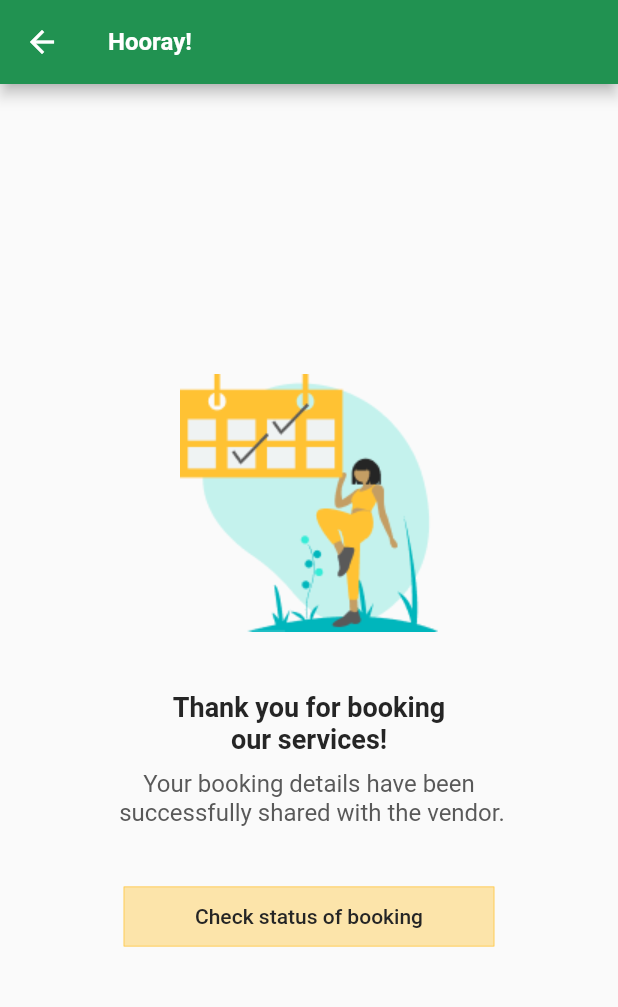
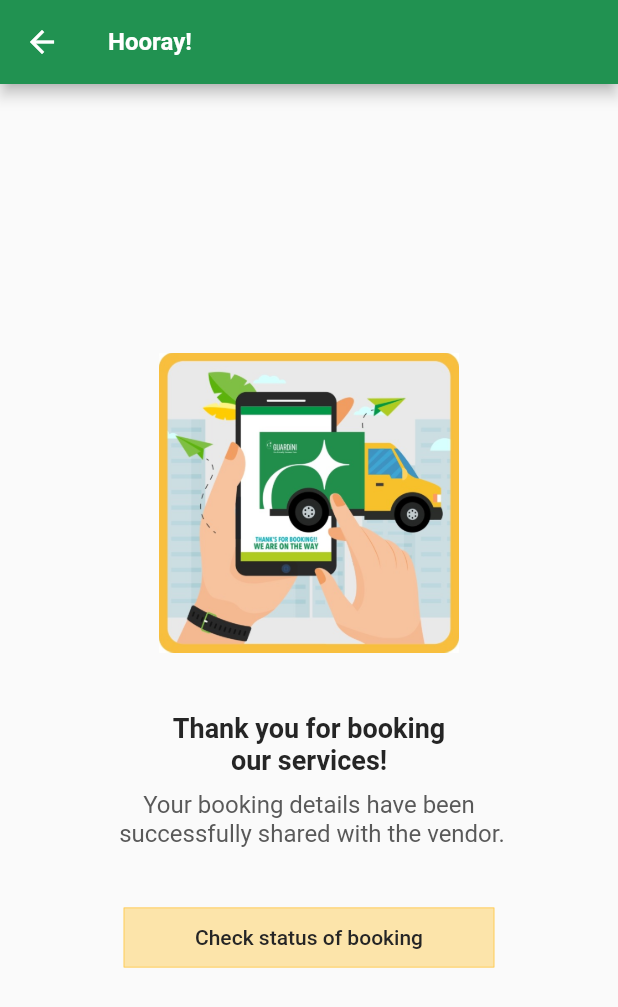
Before and after one commit to Atominac/finalguardini, a Flutter app: the OrderPlaced screen opened directly, on a phone screen of 412 x 824 dp. Shown: the top 1007 px of the screen. Run offline on Flutter 3.47's test engine with Material 2 defaults, Android fonts, the phone set to English and light mode, and no system bars; our stand-ins replace carousel_pro, firebase_database, firebase_messaging, flutter_local_notifications, google_fonts, hexcolor and 9 more; missing offline and left inert: dart:ffi, flutter_webview_plugin, geocoder, pin_entry_text_field; accounts and stored records are empty; network calls fail; Roboto replaces fonts that are missing (Poppins).

Commit message:
minor fix

```diff
--- a/lib/orderPlaced.dart
+++ b/lib/orderPlaced.dart
@@ -35,7 +35,7 @@ class OrderPlaced extends StatelessWidget {
             mainAxisAlignment: MainAxisAlignment.center,
             crossAxisAlignment: CrossAxisAlignment.center,
             children: [
-              Image.asset('assets/orderPlaced.png'),
+              Image.asset('assets/successfinal.jpeg',height: 200),
               Container(
                 alignment: Alignment.center,
                 margin: EdgeInsets.only(top: 40),
--- a/lib/ordersuccess.dart
+++ b/lib/ordersuccess.dart
@@ -28,7 +28,7 @@ class _OrdersuccessState extends State<Ordersuccess> {
           flex: 12,
                 child: Column(
             children: <Widget>[
-              Container(margin: EdgeInsets.only(top:20),child: Image.asset("assets/success.png",height: 230,)),
+              Container(margin: EdgeInsets.only(top:20),child: Image.asset("assets/successfinal.jpeg",height: 230,)),
               Container(
                 margin: EdgeInsets.only(top: 10),
                 child: Align(
--- a/pubspec.yaml
+++ b/pubspec.yaml
@@ -15,7 +15,7 @@ publish_to: 'none' # Remove this line if you wish to publish to pub.dev
 # In iOS, build-name is used as CFBundleShortVersionString while build-number used as CFBundleVersion.
 # Read more about iOS versioning at
 # https://developer.apple.com/library/archive/documentation/General/Reference/InfoPlistKeyReference/Articles/CoreFoundationKeys.html
-version: 1.0.0+19
+version: 1.0.0+20
 
 environment:
   sdk: ">=2.7.0 <3.0.0"
```
Also changed, not shown: lib/cartScreen.dart (+4 -55 lines), assets/successfinal.jpeg (added).
